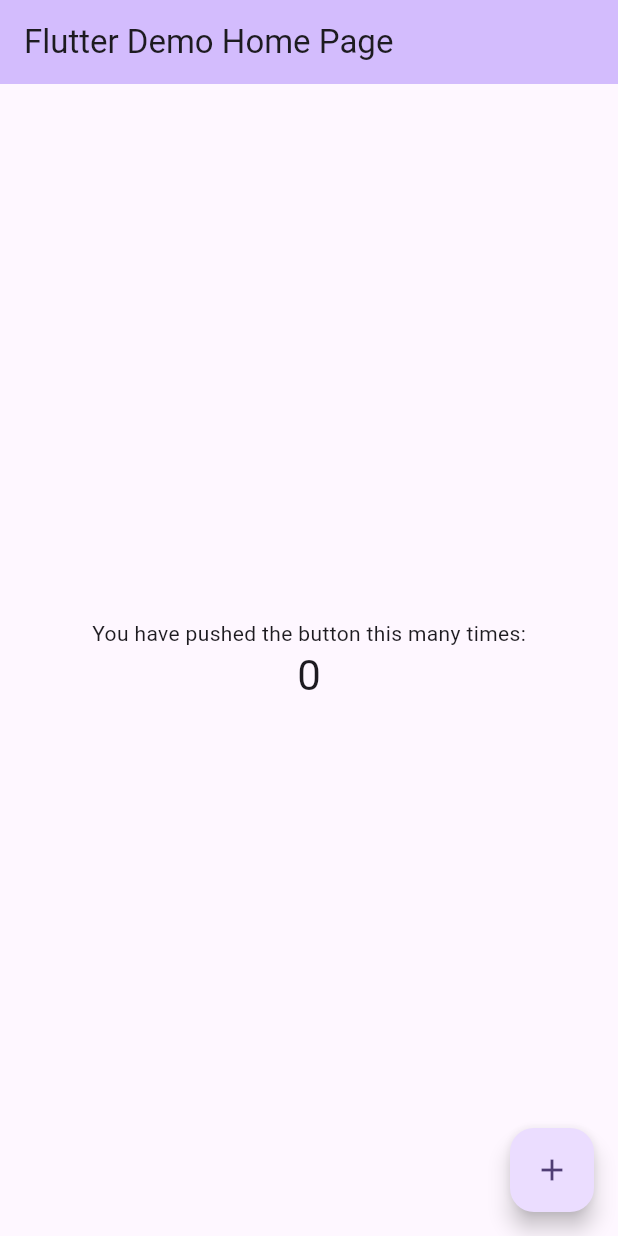
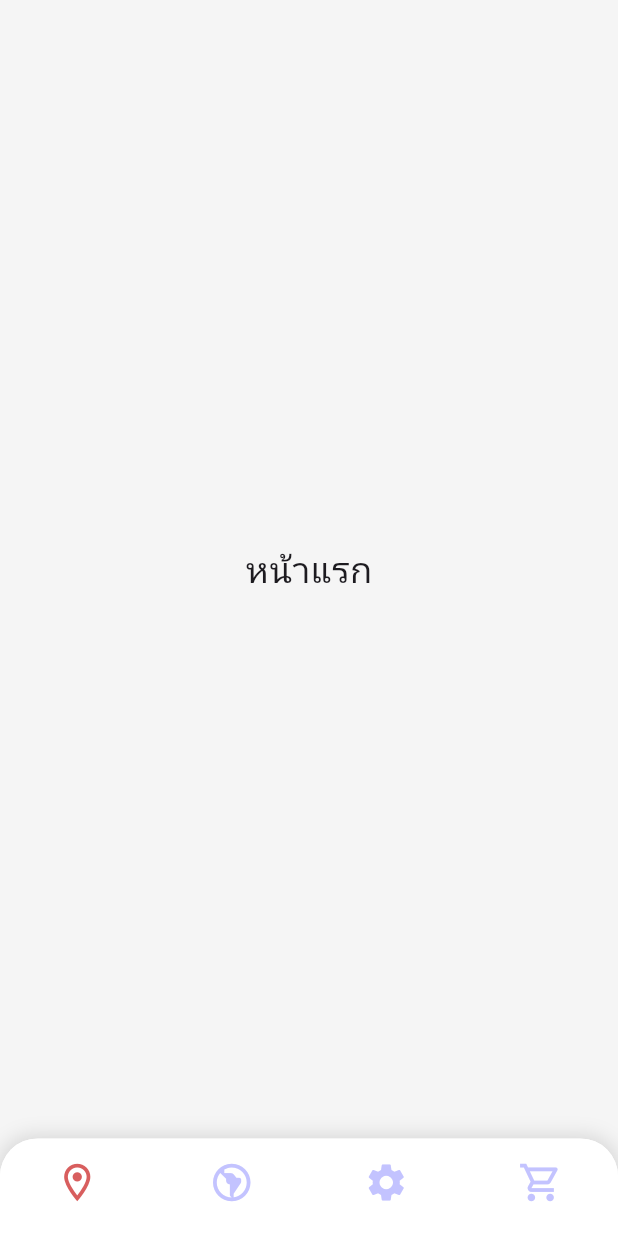
Before and after one commit to teeprakorn1/pm2_flutter_project, a Flutter app: the screen it shows after launch, on a phone screen of 412 x 824 dp. Run offline on Flutter 3.47's test engine with Material 3 defaults, Android fonts, the phone set to English and light mode, and no system bars.

Commit message:
VERSION 0.0.2

```diff
--- a/lib/main.dart
+++ b/lib/main.dart
@@ -1,7 +1,11 @@
 import 'package:flutter/material.dart';
+import 'screens/home_screen.dart';
+import 'screens/map_screen.dart';
+import 'screens/advice_screen.dart';
+import 'screens/cart_screen.dart';
 
 void main() {
-  runApp(const MyApp());
+  runApp(MyApp());
 }
 
 class MyApp extends StatelessWidget {
@@ -10,56 +14,85 @@ class MyApp extends StatelessWidget {
   @override
   Widget build(BuildContext context) {
     return MaterialApp(
-      title: 'Flutter Demo',
+      debugShowCheckedModeBanner: false,
       theme: ThemeData(
-        colorScheme: ColorScheme.fromSeed(seedColor: Colors.deepPurple),
+        primaryColor: Colors.blueAccent,
+        scaffoldBackgroundColor: Colors.grey[100],
+        bottomNavigationBarTheme: BottomNavigationBarThemeData(
+          backgroundColor: Colors.white,
+          selectedItemColor: Colors.blueAccent,
+          unselectedItemColor: Colors.grey,
+          showSelectedLabels: false,
+          showUnselectedLabels: false,
+          type: BottomNavigationBarType.fixed,
+        ),
       ),
-      home: const MyHomePage(title: 'Flutter Demo Home Page'),
+      home: MainScreen(),
     );
   }
 }
 
-class MyHomePage extends StatefulWidget {
-  const MyHomePage({super.key, required this.title});
-
-  final String title;
+class MainScreen extends StatefulWidget {
+  const MainScreen({super.key});
 
   @override
-  State<MyHomePage> createState() => _MyHomePageState();
+  _MainScreenState createState() => _MainScreenState();
 }
 
-class _MyHomePageState extends State<MyHomePage> {
-  int _counter = 0;
+class _MainScreenState extends State<MainScreen> {
+  int _selectedIndex = 0;
 
-  void _incrementCounter() {
+  final List<Widget> _pages = [
+    HomeScreen(),
+    MapScreen(),
+    AdviceScreen(),
+    CartScreen(),
+  ];
+
+  void _onItemTapped(int index) {
     setState(() {
-      _counter++;
+      _selectedIndex = index;
     });
   }
 
   @override
   Widget build(BuildContext context) {
     return Scaffold(
-      appBar: AppBar(
-        backgroundColor: Theme.of(context).colorScheme.inversePrimary,
-        title: Text(widget.title),
+      body: IndexedStack(
+        index: _selectedIndex,
+        children: _pages,
       ),
-      body: Center(
-        child: Column(
-          mainAxisAlignment: MainAxisAlignment.center,
-          children: <Widget>[
-            const Text('You have pushed the button this many times:'),
-            Text(
-              '$_counter',
-              style: Theme.of(context).textTheme.headlineMedium,
-            ),
+      bottomNavigationBar: Container(
+        padding: EdgeInsets.only(bottom: MediaQuery.of(context).padding.bottom), // ให้รองรับพื้นที่ของระบบ
+        decoration: BoxDecoration(
+          color: Colors.white,
+          borderRadius: BorderRadius.vertical(top: Radius.circular(25)),
+          boxShadow: [
+            BoxShadow(
+              color: Colors.black12,
+              blurRadius: 10,
+              spreadRadius: 2,
+            )
           ],
         ),
-      ),
-      floatingActionButton: FloatingActionButton(
-        onPressed: _incrementCounter,
-        tooltip: 'Increment',
-        child: const Icon(Icons.add),
+        child: ClipRRect(
+          borderRadius: BorderRadius.vertical(top: Radius.circular(25)),
+          child: BottomNavigationBar(
+            items: const <BottomNavigationBarItem>[
+              BottomNavigationBarItem(icon: Icon(Icons.location_on_outlined, size: 30), label: ''),
+              BottomNavigationBarItem(icon: Icon(Icons.south_america, size: 30), label: ''),
+              BottomNavigationBarItem(icon: Icon(Icons.settings, size: 30), label: ''),
+              BottomNavigationBarItem(icon: Icon(Icons.shopping_cart_outlined, size: 30), label: ''),
+            ],
+            currentIndex: _selectedIndex,
+            selectedItemColor: Color(0xFFD85E5E),
+            unselectedItemColor: Color(0x9E9E9EFF),
+            onTap: _onItemTapped,
+            type: BottomNavigationBarType.fixed,
+            elevation: 0,
+            iconSize: 30,
+          ),
+        ),
       ),
     );
   }
--- /dev/null
+++ b/lib/screens/home_screen.dart
@@ -0,0 +1,12 @@
+import 'package:flutter/material.dart';
+
+class HomeScreen extends StatelessWidget {
+  const HomeScreen({super.key});
+
+  @override
+  Widget build(BuildContext context) {
+    return Center(
+      child: Text('หน้าแรก', style: TextStyle(fontSize: 24)),
+    );
+  }
+}
```
Also changed, not shown: lib/screens/advice_screen.dart (added, +12 -0 lines), lib/screens/cart_screen.dart (added, +12 -0 lines), lib/screens/map_screen.dart (added, +12 -0 lines), 1 other file.
